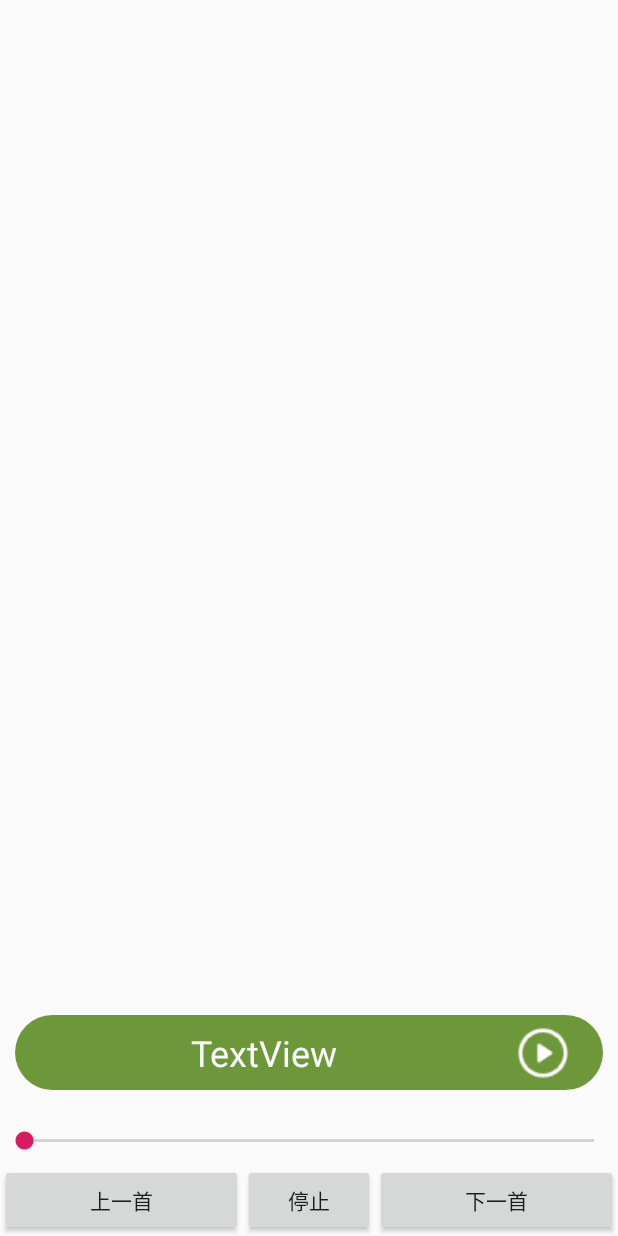
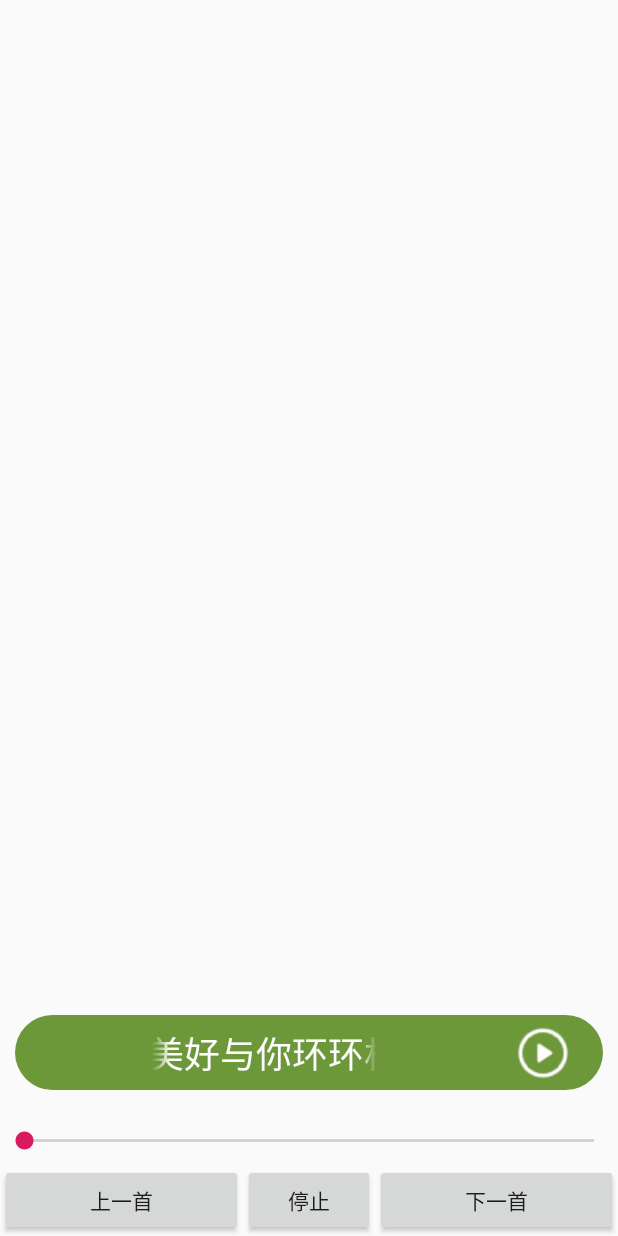
Before and after one commit to waynejwei/MusicPlayer, an Android app: the layout activity_main.xml on its own in the app's theme, with its tools: preview values and no code run, on a phone screen of 412 x 824 dp. Run offline under Robolectric (Android 15) with nearby library versions, the phone set to English and light mode, and no system bars.

Commit message:
当音乐文字过长时，进行跑马灯处理

```diff
--- a/app/src/main/java/com/example/musicplayer/MainActivity.java
+++ b/app/src/main/java/com/example/musicplayer/MainActivity.java
@@ -26,6 +26,7 @@ import android.widget.SeekBar;
 import android.widget.TextView;
 
 import com.example.musicplayer.adapter.MusicAdapter;
+import com.example.musicplayer.custom.ScrollingTextView;
 import com.example.musicplayer.interfaces.IPlayControl;
 import com.example.musicplayer.interfaces.IPlayViewControl;
 import com.example.musicplayer.model.Music;
@@ -47,7 +48,7 @@ public class MainActivity extends AppCompatActivity implements MusicAdapter.onLi
     private Button nextButton;
     private Button lastButton;
     private ImageView startOrPause;
-    private TextView musicName;
+    private ScrollingTextView musicName;
     private RecyclerView recyclerView;
     private myServiceConnection connection;
     private boolean isBind;
@@ -253,7 +254,6 @@ public class MainActivity extends AppCompatActivity implements MusicAdapter.onLi
                 //点击开始播放或暂停
                 if (playControl != null) {
                     Log.d(TAG, "playOrPause...");
-                    //TODO:播放上次播放的音乐(记录上一次的播放历史)
                     String lastMusicLocation = mySharedPreferences.getString("lastMusicLocation", Music.BASIC_LOCATION + "song.mp3");
                     String lastName = mySharedPreferences.getString("lastMusicName", musicList.get(0).getName());
                     if (CURRENT_MUSIC != -1){
--- /dev/null
+++ b/app/src/main/java/com/example/musicplayer/custom/ScrollingTextView.java
@@ -0,0 +1,44 @@
+package com.example.musicplayer.custom;
+
+
+import android.content.Context;
+import android.graphics.Rect;
+import android.util.AttributeSet;
+
+
+/**
+ * 自定义滚动音乐标题
+ */
+public class ScrollingTextView extends androidx.appcompat.widget.AppCompatTextView {
+
+    public ScrollingTextView(Context context, AttributeSet attrs, int defStyle) {
+        super(context, attrs, defStyle);
+    }
+
+    public ScrollingTextView(Context context, AttributeSet attrs) {
+        super(context, attrs);
+    }
+
+    public ScrollingTextView(Context context) {
+        super(context);
+    }
+
+    @Override
+    protected void onFocusChanged(boolean focused, int direction,
+                                  Rect previouslyFocusedRect) {
+        if (focused)
+            super.onFocusChanged(focused, direction, previouslyFocusedRect);
+    }
+
+    @Override
+    public void onWindowFocusChanged(boolean focused) {
+        if (focused)
+            super.onWindowFocusChanged(focused);
+    }
+
+    @Override
+    public boolean isFocused() {
+        return true;
+    }
+
+}
--- a/app/src/main/res/layout/activity_main.xml
+++ b/app/src/main/res/layout/activity_main.xml
@@ -96,14 +96,20 @@
         android:layout_marginLeft="10dp"
         android:background="@drawable/shape_of_music_info">
 
-        <TextView
+        <com.example.musicplayer.custom.ScrollingTextView
             android:id="@+id/music_name_text"
-            android:layout_width="wrap_content"
+            android:layout_width="150dp"
             android:layout_height="wrap_content"
             android:layout_gravity="center"
-            android:text="TextView"
+            android:singleLine="true"
+            android:ellipsize="marquee"
+            android:focusable="true"
+            android:focusableInTouchMode="true"
+            android:marqueeRepeatLimit="marquee_forever"
+            android:textColor="@color/white"
+            android:text="世界美好与你环环相扣"
             android:textSize="24dp"
-            android:textColor="@color/white"
+            android:gravity="center"
             app:layout_constraintBottom_toBottomOf="parent"
             app:layout_constraintEnd_toStartOf="@+id/start_or_pause_btn"
             app:layout_constraintStart_toStartOf="parent"
```
